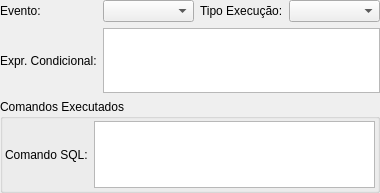
Old version of the form pgmodeler_ui/ui/regrawidget.ui in the repository erdincay/pgmodeler-old.
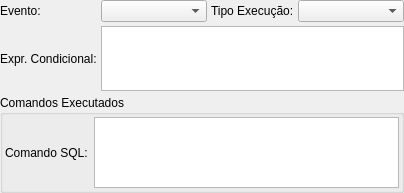
New version of the form.

The edit to the form file:
```diff
--- a/pgmodeler_ui/ui/regrawidget.ui
+++ b/pgmodeler_ui/ui/regrawidget.ui
@@ -6,7 +6,7 @@
    <rect>
     <x>0</x>
     <y>0</y>
-    <width>380</width>
+    <width>404</width>
     <height>193</height>
    </rect>
   </property>
@@ -23,6 +23,9 @@
    <property name="margin">
     <number>0</number>
    </property>
+   <property name="spacing">
+    <number>4</number>
+   </property>
    <item row="0" column="0">
     <widget class="QLabel" name="tipo_evento_lbl">
      <property name="sizePolicy">
```
